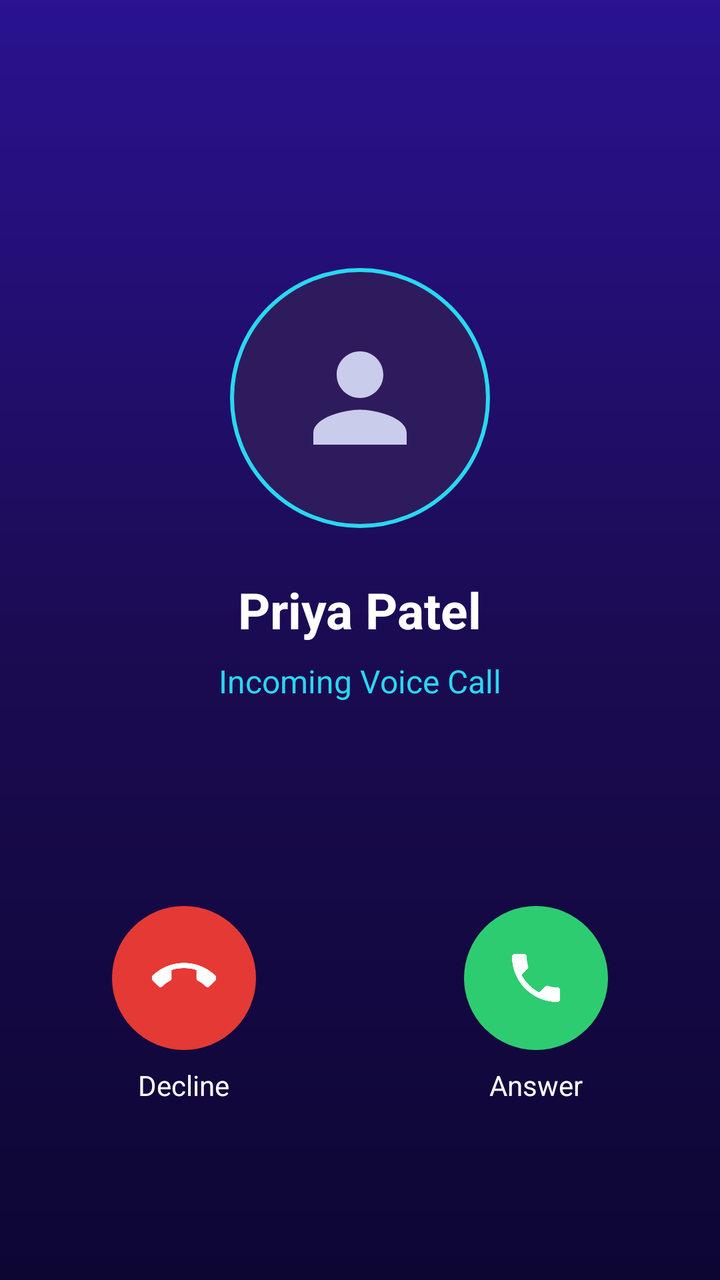
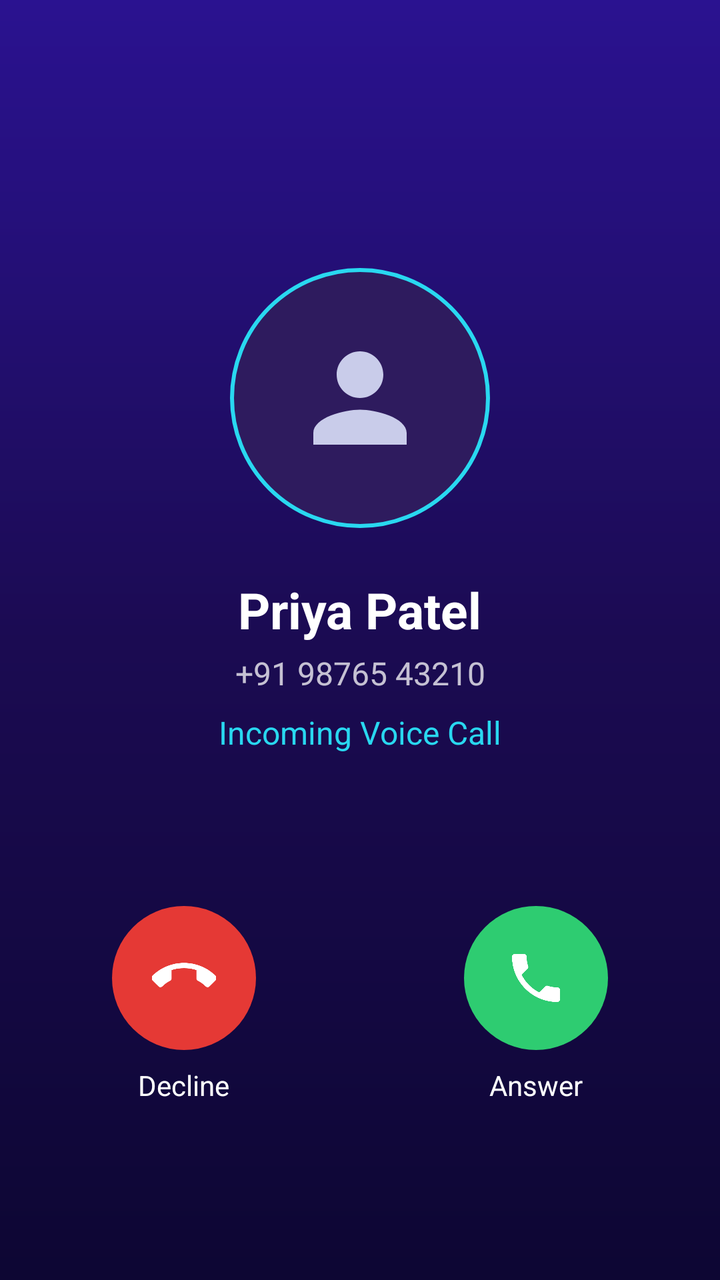

Before-and-after screenshots of an Android layout around one commit, followed by the original layout XML and the change that was made.
<!-- AndroidManifest.xml: application theme Theme.WPRD -->
<!-- res/layout/activity_incoming_call.xml -->
<?xml version="1.0" encoding="utf-8"?>
<androidx.constraintlayout.widget.ConstraintLayout xmlns:android="http://schemas.android.com/apk/res/android"
    xmlns:app="http://schemas.android.com/apk/res-auto"
    android:layout_width="match_parent"
    android:layout_height="match_parent"
    android:background="@drawable/bg_dark_gradient"
    android:padding="24dp">

    <ImageView
        android:id="@+id/ivIncomingAvatar"
        android:layout_width="130dp"
        android:layout_height="130dp"
        android:layout_marginTop="110dp"
        android:background="@drawable/bg_circle_cyan_glow"
        android:padding="30dp"
        android:src="@drawable/ic_person_light"
        android:contentDescription="Caller"
        app:layout_constraintEnd_toEndOf="parent"
        app:layout_constraintStart_toStartOf="parent"
        app:layout_constraintTop_toTopOf="parent" />

    <TextView
        android:id="@+id/tvIncomingName"
        android:layout_width="wrap_content"
        android:layout_height="wrap_content"
        android:layout_marginTop="24dp"
        android:text="Priya Patel"
        android:textColor="@color/text_white"
        android:textSize="25sp"
        android:textStyle="bold"
        app:layout_constraintEnd_toEndOf="parent"
        app:layout_constraintStart_toStartOf="parent"
        app:layout_constraintTop_toBottomOf="@+id/ivIncomingAvatar" />

    <TextView
        android:id="@+id/tvIncomingStatus"
        android:layout_width="wrap_content"
        android:layout_height="wrap_content"
        android:layout_marginTop="8dp"
        android:text="Incoming Voice Call"
        android:textColor="@color/cyan_neon"
        android:textSize="16sp"
        app:layout_constraintEnd_toEndOf="parent"
        app:layout_constraintStart_toStartOf="parent"
        app:layout_constraintTop_toBottomOf="@+id/tvIncomingName" />

    
    <LinearLayout
        android:layout_width="match_parent"
        android:layout_height="wrap_content"
        android:layout_marginBottom="64dp"
        android:gravity="center"
        android:orientation="horizontal"
        app:layout_constraintBottom_toBottomOf="parent">

        
        <LinearLayout
            android:layout_width="wrap_content"
            android:layout_height="wrap_content"
            android:layout_marginEnd="52dp"
            android:gravity="center"
            android:orientation="vertical">
            <ImageView
                android:id="@+id/btnDeclineCall"
                android:layout_width="72dp"
                android:layout_height="72dp"
                android:background="@drawable/bg_circle_red"
                android:padding="20dp"
                android:src="@drawable/ic_end_call"
                android:contentDescription="Decline" />
            <TextView
                android:layout_width="wrap_content"
                android:layout_height="wrap_content"
                android:layout_marginTop="8dp"
                android:text="Decline"
                android:textColor="@color/text_white"
                android:textSize="14sp" />
        </LinearLayout>

        
        <LinearLayout
            android:layout_width="wrap_content"
            android:layout_height="wrap_content"
            android:layout_marginStart="52dp"
            android:gravity="center"
            android:orientation="vertical">
            <ImageView
                android:id="@+id/btnAnswerCall"
                android:layout_width="72dp"
                android:layout_height="72dp"
                android:background="@drawable/bg_circle_green"
                android:padding="20dp"
                android:src="@drawable/ic_call_white"
                android:contentDescription="Answer" />
            <TextView
                android:id="@+id/tvAnswerLabel"
                android:layout_width="wrap_content"
                android:layout_height="wrap_content"
                android:layout_marginTop="8dp"
                android:text="Answer"
                android:textColor="@color/text_white"
                android:textSize="14sp" />
        </LinearLayout>

    </LinearLayout>

</androidx.constraintlayout.widget.ConstraintLayout>
<!-- resources referenced by this layout -->
<resources>
  <color name="cyan_neon">#29D8F0</color>
  <color name="text_white">#FFFFFF</color>
  <!-- drawable bg_circle_cyan_glow (drawable) -->
  <?xml version="1.0" encoding="utf-8"?>
  <shape xmlns:android="http://schemas.android.com/apk/res/android" android:shape="oval">
      <solid android:color="#2E1B5E" />
      <stroke android:width="2dp" android:color="#29D8F0" />
  </shape>
  <!-- drawable bg_circle_green (drawable) -->
  <?xml version="1.0" encoding="utf-8"?>
  <shape xmlns:android="http://schemas.android.com/apk/res/android" android:shape="oval">
      <solid android:color="#2ECC71" />
  </shape>
  <!-- drawable bg_circle_red (drawable) -->
  <?xml version="1.0" encoding="utf-8"?>
  <shape xmlns:android="http://schemas.android.com/apk/res/android" android:shape="oval">
      <solid android:color="#E53935" />
  </shape>
  <!-- drawable bg_dark_gradient (drawable) -->
  <?xml version="1.0" encoding="utf-8"?>
  <shape xmlns:android="http://schemas.android.com/apk/res/android">
      <gradient android:angle="270" android:startColor="#2A1290" android:centerColor="#1B0B52" android:endColor="#0D0633" android:type="linear" />
  </shape>
  <!-- drawable ic_call_white (drawable) -->
  <?xml version="1.0" encoding="utf-8"?>
  <vector xmlns:android="http://schemas.android.com/apk/res/android"
      android:width="24dp" android:height="24dp"
      android:viewportWidth="24" android:viewportHeight="24">
      <path android:fillColor="#FFFFFF" android:pathData="M6.62,10.79C8.06,13.62 10.38,15.94 13.21,17.38L15.41,15.18C15.69,14.9 16.08,14.82 16.43,14.93C17.55,15.3 18.75,15.5 20,15.5C20.55,15.5 21,15.95 21,16.5V20C21,20.55 20.55,21 20,21C10.61,21 3,13.39 3,4C3,3.45 3.45,3 4,3H7.5C8.05,3 8.5,3.45 8.5,4C8.5,5.25 8.7,6.45 9.07,7.57C9.18,7.92 9.1,8.31 8.82,8.59L6.62,10.79Z"/>
  </vector>
  <!-- drawable ic_end_call (drawable) -->
  <?xml version="1.0" encoding="utf-8"?>
  <vector xmlns:android="http://schemas.android.com/apk/res/android"
      android:width="24dp" android:height="24dp"
      android:viewportWidth="24" android:viewportHeight="24">
      <group android:pivotX="12" android:pivotY="12" android:rotation="135">
          <path android:fillColor="#FFFFFF" android:pathData="M6.62,10.79C8.06,13.62 10.38,15.94 13.21,17.38L15.41,15.18C15.69,14.9 16.08,14.82 16.43,14.93C17.55,15.3 18.75,15.5 20,15.5C20.55,15.5 21,15.95 21,16.5V20C21,20.55 20.55,21 20,21C10.61,21 3,13.39 3,4C3,3.45 3.45,3 4,3H7.5C8.05,3 8.5,3.45 8.5,4C8.5,5.25 8.7,6.45 9.07,7.57C9.18,7.92 9.1,8.31 8.82,8.59L6.62,10.79Z"/>
      </group>
  </vector>
  <!-- drawable ic_person_light (drawable) -->
  <?xml version="1.0" encoding="utf-8"?>
  <vector xmlns:android="http://schemas.android.com/apk/res/android"
      android:width="24dp" android:height="24dp"
      android:viewportWidth="24" android:viewportHeight="24">
      <path android:fillColor="#C9CCEA" android:pathData="M12,12C14.21,12 16,10.21 16,8C16,5.79 14.21,4 12,4C9.79,4 8,5.79 8,8C8,10.21 9.79,12 12,12ZM12,14C9.33,14 4,15.34 4,18V20H20V18C20,15.34 14.67,14 12,14Z"/>
  </vector>
  <style name="Theme.WPRD" parent="Theme.MaterialComponents.DayNight.NoActionBar">
          <item name="colorPrimary">@color/cyan_neon</item>
          <item name="colorPrimaryVariant">@color/navy_primary</item>
          <item name="colorOnPrimary">@color/navy_dark</item>
          <item name="android:statusBarColor">@color/navy_dark</item>
          <item name="android:navigationBarColor">@color/navy_dark</item>
          <item name="android:windowBackground">@color/navy_dark</item>
      </style>
  <color name="navy_primary">#1B0B52</color>
  <color name="navy_dark">#0D0633</color>
</resources>

<!-- the commit's change to res/layout/activity_incoming_call.xml (unified diff, before → after) -->
@@ -33,6 +33,19 @@
         app:layout_constraintTop_toBottomOf="@+id/ivIncomingAvatar" />
 
     <TextView
+        android:id="@+id/tvIncomingPhone"
+        android:layout_width="wrap_content"
+        android:layout_height="wrap_content"
+        android:layout_marginTop="4dp"
+        android:text="+91 98765 43210"
+        android:textColor="@color/text_white"
+        android:alpha="0.75"
+        android:textSize="16sp"
+        app:layout_constraintEnd_toEndOf="parent"
+        app:layout_constraintStart_toStartOf="parent"
+        app:layout_constraintTop_toBottomOf="@+id/tvIncomingName" />
+
+    <TextView
         android:id="@+id/tvIncomingStatus"
         android:layout_width="wrap_content"
         android:layout_height="wrap_content"
@@ -42,7 +55,7 @@
         android:textSize="16sp"
         app:layout_constraintEnd_toEndOf="parent"
         app:layout_constraintStart_toStartOf="parent"
-        app:layout_constraintTop_toBottomOf="@+id/tvIncomingName" />
+        app:layout_constraintTop_toBottomOf="@+id/tvIncomingPhone" />
 
     
     <LinearLayout
